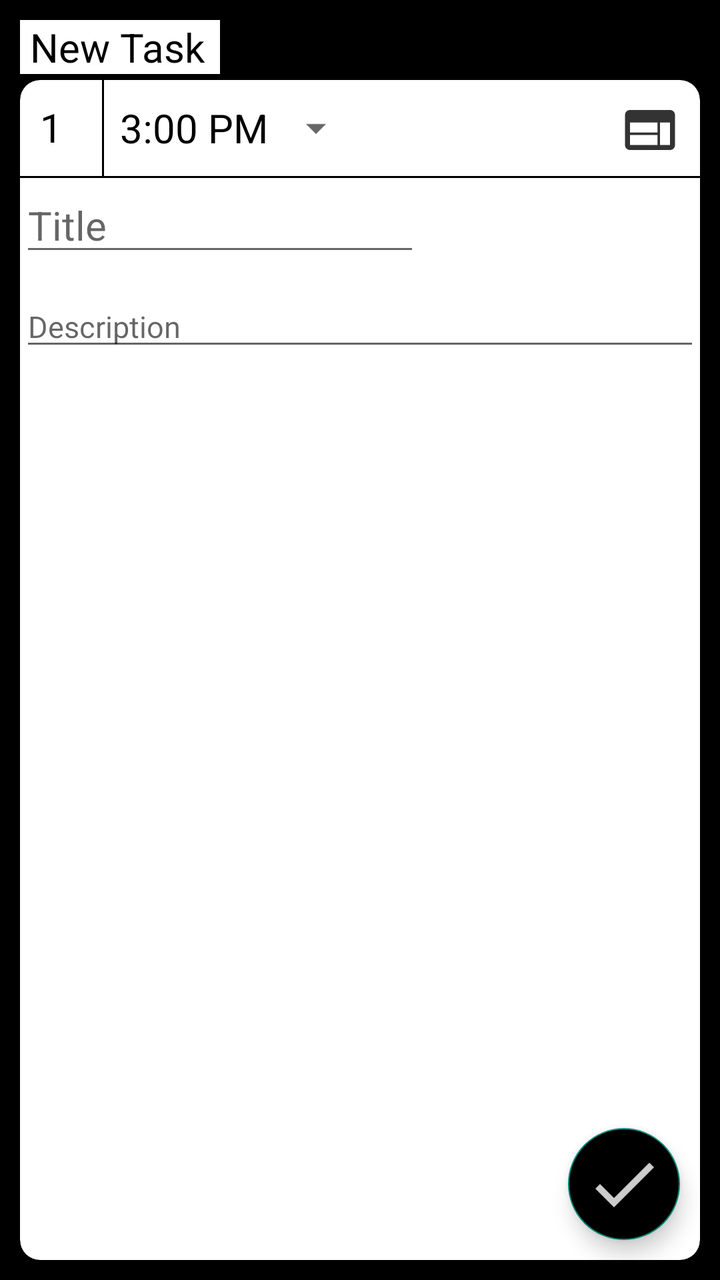
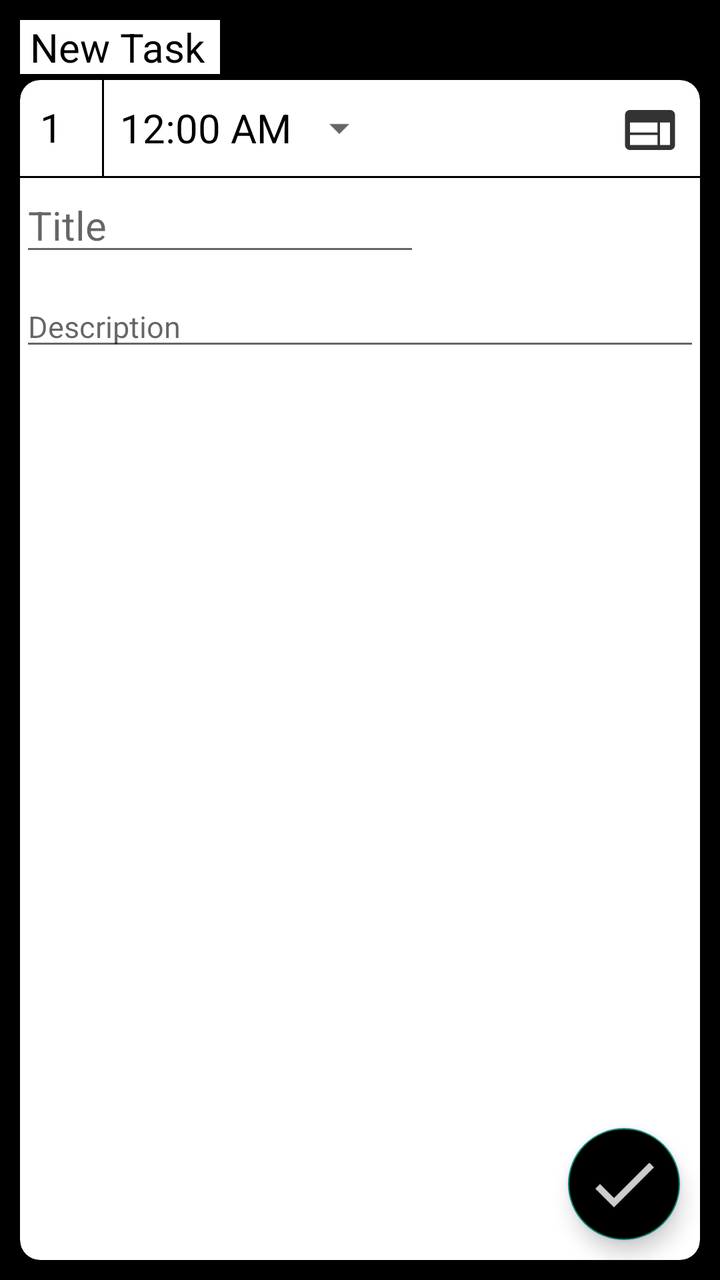

The first picture is an Android layout as it rendered before a commit; the second is the same layout after the commit. The layout source and the unified diff follow.
<!-- AndroidManifest.xml: application theme Theme.SchedulePlanner -->
<!-- res/layout/activity_create_task.xml -->
<?xml version="1.0" encoding="utf-8"?>
<RelativeLayout xmlns:android="http://schemas.android.com/apk/res/android"
    android:layout_width="match_parent"
    android:layout_height="match_parent"
    xmlns:app="http://schemas.android.com/apk/res-auto"
    android:background="@color/black">

    <TextView
        android:layout_width="100dp"
        android:layout_height="wrap_content"
        android:layout_marginStart="10dp"
        android:layout_marginTop="10dp"
        android:layout_marginEnd="10dp"
        android:layout_marginBottom="10dp"
        android:paddingStart="5dp"
        android:background="@color/white"
        android:text="New Task"
        android:textColor="@color/black"
        android:textSize="20dp" />

    <androidx.cardview.widget.CardView
        android:layout_width="match_parent"
        android:layout_height="match_parent"
        app:cardCornerRadius="10dp"
        android:layout_marginTop="40dp"
        android:layout_marginStart="10dp"
        android:layout_marginEnd="10dp"
        android:layout_marginBottom="10dp">

    <RelativeLayout
        android:layout_width="match_parent"
        android:layout_height="wrap_content">

        <TextView
            android:id="@+id/count"
            android:layout_width="30dp"
            android:layout_height="wrap_content"
            android:layout_marginStart="10dp"
            android:layout_marginTop="10dp"
            android:text="1"
            android:textColor="@color/black"
            android:textSize="20dp" />

        <View
            android:id="@+id/vertical_row"
            android:layout_width="1dp"
            android:layout_height="48dp"
            android:layout_marginStart="1dp"
            android:layout_marginTop="0dp"
            android:layout_toEndOf="@+id/count"
            android:background="#000000" />

        <Button
            android:id="@+id/timeButton"
            style="?android:spinnerStyle"
            android:layout_width="wrap_content"
            android:layout_height="wrap_content"
            android:layout_marginStart="10dp"
            android:layout_toEndOf="@id/count"
            android:onClick="popTimePicker"
            android:text="3:00 PM"
            android:textSize="20dp" />

        <ImageView
            android:layout_width="30dp"
            android:layout_height="30dp"
            android:layout_alignParentEnd="true"
            android:layout_marginTop="10dp"
            android:layout_marginEnd="10dp"
            android:src="@drawable/actionbar_menu" />
        <View
            android:id="@+id/horizontal_row"
            android:layout_width="match_parent"
            android:layout_height="1dp"
            android:layout_below="@id/timeButton"
            android:background="#000000" />

        <EditText
            android:id="@+id/title"
            android:layout_width="200dp"
            android:layout_height="wrap_content"
            android:layout_below="@id/horizontal_row"
            android:inputType="textCapWords"
            android:hint="Title"
            android:textSize="20dp" />

        <EditText
            android:id="@+id/description"
            android:layout_width="match_parent"
            android:layout_height="wrap_content"
            android:layout_below="@id/title"
            android:layout_marginTop="10dp"
            android:hint="Description"
            android:inputType="textMultiLine|textCapSentences"
            android:textSize="15dp" />

    </RelativeLayout>

        <com.google.android.material.floatingactionbutton.FloatingActionButton
            android:id="@+id/save_icon"
            android:layout_width="wrap_content"
            android:layout_height="wrap_content"
            android:layout_alignParentEnd="true"
            android:layout_alignParentBottom="true"
            android:layout_gravity="bottom|end"
            android:layout_marginEnd="10dp"
            android:layout_marginBottom="10dp"
            android:backgroundTint="#000000"
            android:clickable="true"
            android:focusable="true"
            android:src="@drawable/actionbar_save_task"
            app:maxImageSize="40dp"
            android:contentDescription="Save Task" />
    </androidx.cardview.widget.CardView>

</RelativeLayout>
<!-- resources referenced by this layout -->
<resources>
  <color name="black">#FF000000</color>
  <color name="white">#FFFFFFFF</color>
  <!-- drawable actionbar_menu (drawable-anydpi) -->
  <vector xmlns:android="http://schemas.android.com/apk/res/android"
      android:width="24dp"
      android:height="24dp"
      android:viewportWidth="24"
      android:viewportHeight="24"
      android:tint="#000000"
      android:alpha="0.8">
    <path
        android:fillColor="@android:color/white"
        android:pathData="M20,4L4,4c-1.1,0 -1.99,0.9 -1.99,2L2,18c0,1.1 0.9,2 2,2h16c1.1,0 2,-0.9 2,-2L22,6c0,-1.1 -0.9,-2 -2,-2zM15,18L4,18v-4h11v4zM15,13L4,13L4,9h11v4zM20,18h-4L16,9h4v9z"/>
  </vector>
  <!-- drawable actionbar_save_task (drawable-anydpi) -->
  <vector xmlns:android="http://schemas.android.com/apk/res/android"
      android:width="24dp"
      android:height="24dp"
      android:viewportWidth="24"
      android:viewportHeight="24"
      android:tint="#FFFFFF"
      android:alpha="0.8">
    <path
        android:fillColor="@android:color/white"
        android:pathData="M9,16.2L4.8,12l-1.4,1.4L9,19 21,7l-1.4,-1.4L9,16.2z"/>
  </vector>
  <style name="Theme.SchedulePlanner" parent="Theme.AppCompat.Light.NoActionBar">
          
          <item name="colorPrimary">@color/purple_500</item>
          <item name="colorPrimaryVariant">@color/purple_700</item>
          <item name="colorOnPrimary">@color/white</item>
          
          <item name="colorSecondary">@color/teal_200</item>
          <item name="colorSecondaryVariant">@color/teal_700</item>
          <item name="colorOnSecondary">@color/black</item>
          
          <item name="android:statusBarColor" tools:targetApi="l">?attr/colorPrimaryVariant</item>
          
          <item name="android:itemBackground">#ffffff</item>
          <item name="android:textColor">#000000</item>
          <item name="actionOverflowMenuStyle">@style/OverflowMenu</item>
      </style>
  <color name="purple_500">#000000</color>
  <color name="purple_700">#000000</color>
  <color name="teal_200">#FF03DAC5</color>
  <color name="teal_700">#FF018786</color>
  <style name="OverflowMenu" parent="Widget.AppCompat.PopupMenu.Overflow">
          <item name="android:overlapAnchor">false</item>
          <item name="android:dropDownVerticalOffset">4.0dip</item>
      </style>
</resources>

<!-- the commit's change to res/layout/activity_create_task.xml (unified diff, before → after) -->
@@ -58,7 +58,7 @@
             android:layout_marginStart="10dp"
             android:layout_toEndOf="@id/count"
             android:onClick="popTimePicker"
-            android:text="3:00 PM"
+            android:text="12:00 AM"
             android:textSize="20dp" />
 
         <ImageView
